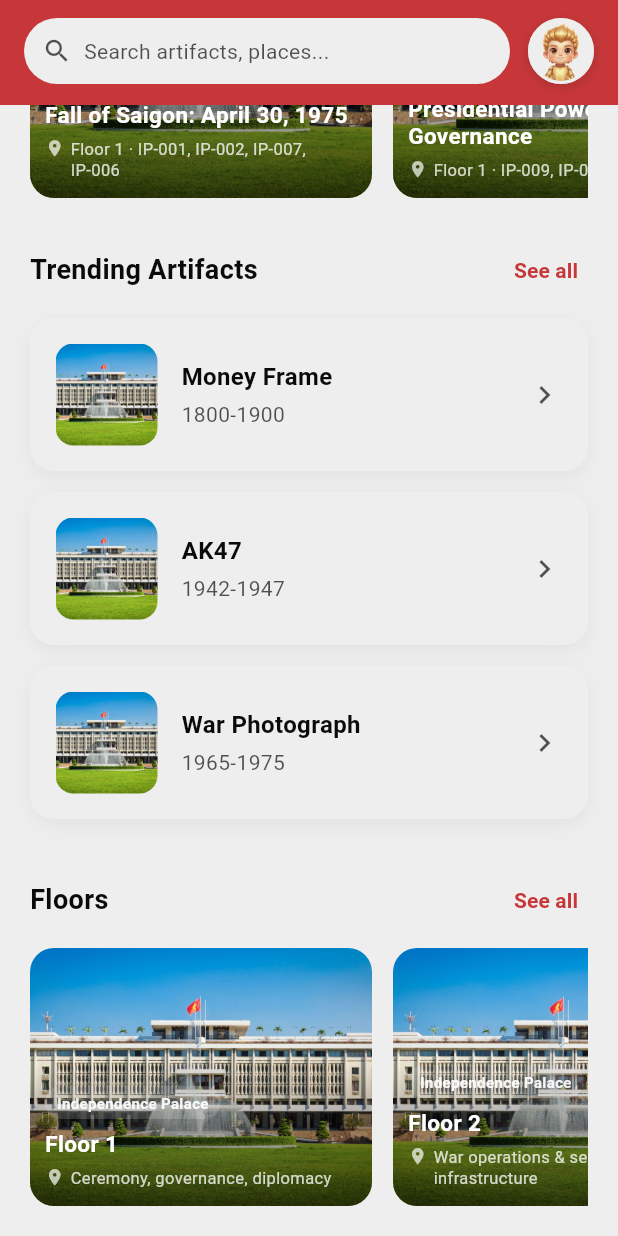
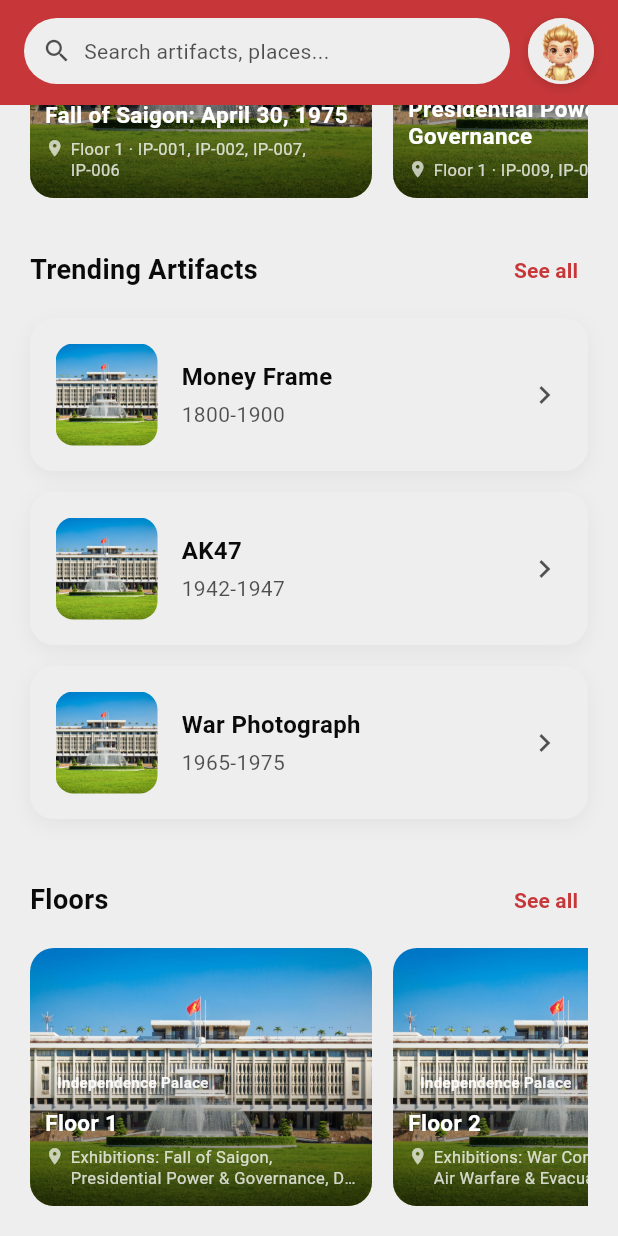
Before and after one commit to tin0206/MuseAmigo, a Flutter app: the HomeScreen screen opened directly, scrolled down 291 dp, on a phone screen of 412 x 824 dp. Run offline on Flutter 3.47's test engine with Material 3 defaults, Android fonts, the phone set to English and light mode, and no system bars; our stand-ins replace audioplayers, device_preview, flutter_map, geolocator, latlong2, qr_flutter and 1 more; missing offline and left inert: mobile_scanner; accounts and stored records are empty; network calls fail; project files that could hold a hidden picture were left out.

Commit message:
Add vie for exhibitions

```diff
--- a/lib/l10n/translations.dart
+++ b/lib/l10n/translations.dart
@@ -71,10 +71,14 @@ const Map<String, Map<String, String>> _localizedStrings = {
     'Colonial History': 'Colonial History',
     'Hall A': 'Hall A',
     'Floor 1': 'Floor 1',
+    'Exhibitions: Fall of Saigon, Presidential Power & Governance, Diplomacy & State Ceremony, Presidential Lifestyle':
+        'Exhibitions: Fall of Saigon, Presidential Power & Governance, Diplomacy & State Ceremony, Presidential Lifestyle',
     'See all': 'See all',
     'Money Frame': 'Money Frame',
     'War Photograph': 'War Photograph',
     'Floor 2': 'Floor 2',
+    'Exhibitions: War Command Bunker, Air Warfare & Evacuation':
+        'Exhibitions: War Command Bunker, Air Warfare & Evacuation',
     'Ancient Vase': 'Ancient Vase',
     'Bronze Cannon': 'Bronze Cannon',
     'Royal Seal': 'Royal Seal',
@@ -441,11 +445,18 @@ const Map<String, Map<String, String>> _localizedStrings = {
     'Second Floor — Vice President Office':
         'Second Floor — Vice President Office',
     'Fall of Saigon: April 30, 1975': 'Fall of Saigon: April 30, 1975',
+    'Fall of Saigon:\nApril 30, 1975': 'Fall of Saigon:\nApril 30, 1975',
     'Fall of Saigon — April 30, 1975': 'Fall of Saigon — April 30, 1975',
     'Presidential Transport & Lifestyle': 'Presidential Transport & Lifestyle',
     'Underground War Command Center': 'Underground War Command Center',
     'Art & Diplomatic Heritage': 'Art & Diplomatic Heritage',
+    'Exhibitions on': 'Exhibitions on',
     'Presidential Power & Governance': 'Presidential Power & Governance',
+    'Presidential Power\n& Governance': 'Presidential Power\n& Governance',
+    'Diplomacy &\nState Ceremony': 'Diplomacy &\nState Ceremony',
+    'Presidential\nLifestyle': 'Presidential\nLifestyle',
+    'War Command\nBunker': 'War Command\nBunker',
+    'Air Warfare &\nEvacuation': 'Air Warfare &\nEvacuation',
     'Tank 390': 'Tank 390',
     'Presidential Throne': 'Presidential Throne',
     'Mercedes-Benz 200 W110': 'Mercedes-Benz 200 W110',
@@ -577,6 +588,8 @@ const Map<String, Map<String, String>> _localizedStrings = {
     'Colonial History': 'Lịch sử thuộc địa',
     'Hall A': 'Sảnh A',
     'Floor 1': 'Tầng 1',
+    'Exhibitions: Fall of Saigon, Presidential Power & Governance, Diplomacy & State Ceremony, Presidential Lifestyle':
+        'Triển lãm: Giải phóng Sài Gòn, Quyền lực & Quản trị hành pháp, Ngoại giao & Nghi lễ Quốc gia, Không gian sinh hoạt Tổng thống',
     'See all': 'Xem tất cả',
     'Independence Palace': 'Dinh Độc Lập',
     'The Independence Palace is one of the most significant historical and architectural landmarks of Ho Chi Minh City.':
@@ -606,6 +619,8 @@ const Map<String, Map<String, String>> _localizedStrings = {
     'Money Frame': 'Khung tiền',
     'War Photograph': 'Ảnh chiến tranh',
     'Floor 2': 'Tầng 2',
+    'Exhibitions: War Command Bunker, Air Warfare & Evacuation':
+        'Triển lãm: Hầm Chỉ huy tác chiến, Tác chiến không quân & Cuộc di tản',
     'Ancient Vase': 'Bình cổ',
     'Bronze Cannon': 'Đại bác đồng',
     'Royal Seal': 'Ấn tước',
@@ -987,13 +1002,20 @@ const Map<String, Map<String, String>> _localizedStrings = {
     'Basement — Private Cinema Room': 'Tầng hầm — Phòng Chiếu phim Riêng',
     'Second Floor — Vice President Office': 'Tầng 2 — Văn phòng Phó Tổng thống',
     'Fall of Saigon: April 30, 1975': 'Giải phóng Sài Gòn: 30 tháng 4, 1975',
+    'Fall of Saigon:\nApril 30, 1975': 'Giải phóng Sài Gòn:\n30 tháng 4, 1975',
     'Fall of Saigon — April 30, 1975': 'Giải phóng Sài Gòn — 30 tháng 4, 1975',
     'Presidential Transport & Lifestyle':
         'Phương tiện vận chuyển & Đời sống Tổng thống',
     'Underground War Command Center': 'Sở chỉ huy Chiến tranh dưới lòng đất',
     'Art & Diplomatic Heritage': 'Di sản Nghệ thuật & Ngoại giao',
+    'Exhibitions on': 'Triển lãm tại',
     'Diplomacy & State Ceremony': 'Ngoại giao & Nghi lễ Quốc gia',
     'Presidential Power & Governance': 'Quyền lực & Quản trị hành pháp',
+    'Presidential Power\n& Governance': 'Quyền lực\n& Quản trị hành pháp',
+    'Diplomacy &\nState Ceremony': 'Ngoại giao &\nNghi lễ Quốc gia',
+    'Presidential\nLifestyle': 'Không gian sinh hoạt\nTổng thống',
+    'War Command\nBunker': 'Hầm Chỉ huy\ntác chiến',
+    'Air Warfare &\nEvacuation': 'Tác chiến không quân\n& Cuộc di tản',
     'Presidential Lifestyle': 'Không gian sinh hoạt Tổng thống',
     'War Command Bunker': 'Hầm Chỉ huy tác chiến',
     'Air Warfare & Evacuation': 'Tác chiến không quân & Cuộc di tản',
--- a/lib/screens/home_screen.dart
+++ b/lib/screens/home_screen.dart
@@ -181,11 +181,13 @@ class _HomeScreenState extends State<HomeScreen> {
         return const [
           _AreaItem(
             label: 'Floor 1',
-            sublabel: 'Ceremony, governance, diplomacy',
+            sublabel:
+                'Exhibitions: Fall of Saigon, Presidential Power & Governance, Diplomacy & State Ceremony, Presidential Lifestyle',
           ),
           _AreaItem(
             label: 'Floor 2',
-            sublabel: 'War operations & secret infrastructure',
+            sublabel:
+                'Exhibitions: War Command Bunker, Air Warfare & Evacuation',
           ),
         ];
       default:
@@ -605,12 +607,12 @@ class _HomeScreenState extends State<HomeScreen> {
                           ),
                         ),
                         SizedBox(height: 12),
-                        ...List.generate(
-                          artifacts.length,
-                          (i) {
+                        ...List.generate(artifacts.length, (i) {
                           // Resolve artifact code from API data if available
                           String? artifactCode;
-                            if (useApi && _loadedArtifacts != null && i < _loadedArtifacts!.length) {
+                          if (useApi &&
+                              _loadedArtifacts != null &&
+                              i < _loadedArtifacts!.length) {
                             artifactCode = _loadedArtifacts![i].artifactCode;
                           }
                           return _ArtifactRow(
@@ -624,8 +626,7 @@ class _HomeScreenState extends State<HomeScreen> {
                                   )
                                 : null,
                           );
-                          },
-                        ),
+                        }),
                         SizedBox(height: 20),
                         // ── Floors ────────────────────────────────────────
                         _SectionHeader(
```
Lines whose indentation alone changed are shown as unchanged.
